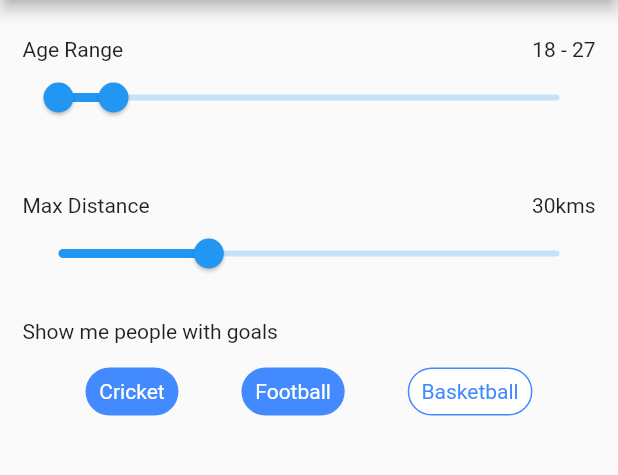
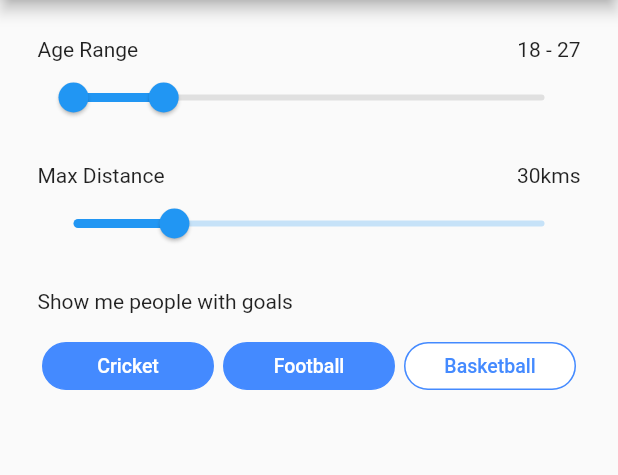
Before and after one commit to puneethkanna/lbits, a Flutter app: the screen it shows after launch, on a phone screen of 412 x 824 dp, the part 84-559 px from its top. Run offline on Flutter 3.47's test engine with Material 2 defaults, Android fonts, the phone set to English and light mode, and no system bars; our stand-ins replace conditional_builder.

Commit message:
New goals

```diff
--- a/lib/main.dart
+++ b/lib/main.dart
@@ -24,6 +24,7 @@ import 'package:flutter/rendering.dart';
     @override
     Widget build(BuildContext context) {
       return MaterialApp(
+        debugShowCheckedModeBanner: false,
         title: 'Filters',
         theme: ThemeData(
         primaryColor: Colors.white,
@@ -32,7 +33,7 @@ import 'package:flutter/rendering.dart';
           appBar: filtersAppBar(),
           body: SingleChildScrollView(
           child: Padding(
-            padding: EdgeInsets.fromLTRB(15, 25, 15, 15),
+            padding: EdgeInsets.fromLTRB(25, 25, 25, 15),
               child: Column(
                 //mainAxisAlignment: MainAxisAlignment.start,
                 //mainAxisSize: MainAxisSize.max,
@@ -41,19 +42,22 @@ import 'package:flutter/rendering.dart';
                   Column(
                     crossAxisAlignment: CrossAxisAlignment.center,
                     children: <Widget>[
-                      Row(
+                      new Row(
                         mainAxisAlignment: MainAxisAlignment.spaceBetween,
                         children:[
                         new Text("Age Range"),
                         new Text("${_value.start.round()} - ${_value.end.round()}"),
                         ],
                       ),
-                      Row(
-                    children:[
+                   new Row(
+                     mainAxisAlignment: MainAxisAlignment.start,
+                    children:<Widget>[
                     new Expanded(
+                    flex: 1,
                     child: RangeSlider(
                     min: 18,
-                    max: 100,
+                    max: 65,
+                    inactiveColor: Colors.grey[300],
                     //divisions: 10,
                     labels: RangeLabels(
                         '${_value.start}', '${_value.end}'),
@@ -69,27 +73,28 @@ import 'package:flutter/rendering.dart';
                     Container(
                     margin: EdgeInsets.all(10),
                     ),
-                    Container(
-                    margin: EdgeInsets.all(10),
-                    ),//This container is for giving space between the widgets.
+//This container is for giving space between the widgets.
                     /*----------Distance--------*/
                     Column(
                     crossAxisAlignment: CrossAxisAlignment.center,
+                    mainAxisAlignment: MainAxisAlignment.spaceBetween,
                     children: <Widget>[
                       Row(
                         mainAxisAlignment: MainAxisAlignment.spaceBetween,
-                        children:[
+                        children:<Widget>[
                         new Text("Max Distance"),
                         new Text("${_distance.round()}kms"),
                         ],
                       ),
                       Row(
-                    children:[
+                        mainAxisAlignment: MainAxisAlignment.start,
+                        children:<Widget>[
                         new Expanded(
+                          flex: 1,
                           child: Slider(
                             value: _distance.toDouble(),
                             min: 0.0,
-                        max: 100.0,
+                            max: 140.0,
                             //divisions: 10,
                             //activeColor: Colors.red,
                             //inactiveColor: Colors.black,
@@ -103,13 +108,14 @@ import 'package:flutter/rendering.dart';
                               return '${newDistance.round()} dollars';
                             }
                           )
-                  ),]),
+                        ),
+                      ]),
                     ]),
                   Container(
                     margin: EdgeInsets.all(10),
                     ),
                     /*-------Goals------*/
-                    Column(
+                  new Column(
                     crossAxisAlignment: CrossAxisAlignment.center,
                     children: <Widget>[
                       Row(
@@ -119,82 +125,135 @@ import 'package:flutter/rendering.dart';
                         ],
                       ),
                       Row(
-                      mainAxisAlignment: MainAxisAlignment.spaceEvenly,
-                      children:<Widget>[
-                        Container(
+                      //mainAxisAlignment: MainAxisAlignment.start,
+                      children: <Widget>[
+                        Expanded(
+                          flex: 1,
+                          child: Padding(
+                            padding: const EdgeInsets.all(3.0),
                               //padding: const EdgeInsets.all(8.2),
-                          padding: const EdgeInsets.fromLTRB(8.2, 7, 8.2, 7),
-                          child:Material(
-                            color: goal_cricket? Colors.blueAccent:Colors.white,
-                          child:InkWell(
+                              child:Container(
+                                height: 32,
+                                child: RaisedButton(
                                   //padding: const EdgeInsets.fromLTRB(0,0,0,0),
-                            child: Text("Cricket",
+                                    child: Center(
+                                      child: Text(
+                                        "Cricket",
                                         style: TextStyle(
-                             color: goal_cricket? Colors.white:Colors.blueAccent,
-                            fontSize: 14,
-                            ),),
-                            onTap: () {
+                                          color: goal_cricket
+                                              ? Colors
+                                              .white
+                                              : Colors.blueAccent,
+                                          fontSize: 13,
+                                        ),
+                                      ),
+                                    ),
+                                    elevation: 0.0,
+                                    color: goal_cricket
+                                    ? Colors.blueAccent
+                                    : Colors.white,
+                                    shape: new RoundedRectangleBorder(
+                                      borderRadius: new BorderRadius.circular(30.0),
+                                    ),
+                                    onPressed: () {
                                       setState(() {
                                         goal_cricket = !goal_cricket;
                                       });
-                            },
-                          ),),
+                                    }
+                                ),
                                 decoration: BoxDecoration(
-                            border: Border.all(color:Colors.blueAccent),
-                            color: goal_cricket?Colors.blueAccent:Colors.white,
-                            borderRadius: BorderRadius.all(Radius.circular(25.0)),
+                                  border: new Border.all(color: Colors.blueAccent, width: 1.0),
+                                  borderRadius: new BorderRadius.circular(30.0),
+                                  color: Colors.blueAccent,
                                 ),
                               ),
-                        Container(
+                          ),
+                        ),
+                        Expanded(
+                          flex: 1,
+                          child: Padding(
+                            padding: const EdgeInsets.all(3.0),
                               //padding: const EdgeInsets.all(8.2),
-                          padding: const EdgeInsets.fromLTRB(8.2, 7, 8.2, 7),
-                          child:Material(
-                            color: goal_football? Colors.blueAccent:Colors.white,
-                          child:InkWell(
+                              child:Container(
+                                height: 32,
+                                child: RaisedButton(
                                   //padding: const EdgeInsets.fromLTRB(0,0,0,0),
-                            child: Text("Football",
+                                    child: Center(
+                                      child: Text(
+                                        "Football",
                                         style: TextStyle(
-                            color: goal_football? Colors.white:Colors.blueAccent,
-                            fontSize: 14,
-                            ),),
-                            onTap:() {
+                                          color: goal_football
+                                              ? Colors
+                                              .white
+                                              : Colors.blueAccent,
+                                          fontSize: 13,
+                                        ),
+                                      ),
+                                    ),
+                                    elevation: 0.0,
+                                    color: goal_football
+                                    ? Colors.blueAccent
+                                    : Colors.white,
+                                    shape: new RoundedRectangleBorder(
+                                      borderRadius: new BorderRadius.circular(30.0),
+                                    ),
+                                    onPressed: () {
                                       setState(() {
-                                goal_football = !goal_football;
+                                        goal_football =!goal_football;
                                       });
                                     }
-                          ),),
+                                ),
                                 decoration: BoxDecoration(
-                            border: Border.all(color:Colors.blueAccent),
-                            color: goal_football?Colors.blueAccent:Colors.white,
-                            borderRadius: BorderRadius.all(Radius.circular(25.0)),
+                                  border: new Border.all(color: Colors.blueAccent, width: 1.0),
+                                  borderRadius: new BorderRadius.circular(30.0),
+                                  color: Colors.blueAccent,
                                 ),
                               ),
-                        Container(
+                          ),
+                        ),
+                        Expanded(
+                          flex: 1,
+                          child: Padding(
+                            padding: const EdgeInsets.all(3.0),
                               //padding: const EdgeInsets.all(8.2),
-                          padding: const EdgeInsets.fromLTRB(8.2, 7, 8.2, 7),
-                          child:Material(
-                            color: goal_basketball? Colors.blueAccent:Colors.white,
-                          child:InkWell(
+                              child:Container(
+                                height: 32,
+                                child: RaisedButton(
                                   //padding: const EdgeInsets.fromLTRB(0,0,0,0),
-                            child: Text("Basketball",
+                                    child: Center(
+                                      child: Text(
+                                        "Basketball",
                                         style: TextStyle(
-                            color: goal_basketball? Colors.white:Colors.blueAccent,
-                            fontSize: 14,
-                            ),),
-                            onTap: () {
+                                          color: goal_basketball
+                                              ? Colors
+                                              .white
+                                              : Colors.blueAccent,
+                                          fontSize: 13,
+                                        ),
+                                      ),
+                                    ),
+                                    elevation: 0.0,
+                                    color: goal_basketball
+                                    ? Colors.blueAccent
+                                    : Colors.white,
+                                    shape: new RoundedRectangleBorder(
+                                      borderRadius: new BorderRadius.circular(30.0),
+                                    ),
+                                    onPressed: () {
                                       setState(() {
                                         goal_basketball = !goal_basketball;
                                       });
-
-                            },
-                          ),),
+                                    }
+                                ),
                                 decoration: BoxDecoration(
-                            border: Border.all(color:Colors.blueAccent),
-                            color: goal_basketball?Colors.blueAccent:Colors.white,
-                            borderRadius: BorderRadius.all(Radius.circular(25.0)),
+                                  border: new Border.all(color: Colors.blueAccent, width: 1.0),
+                                  borderRadius: new BorderRadius.circular(30.0),
+                                  color: Colors.blueAccent,
                                 ),
                               ),
-                      ]),
+                          ),
+                        ),
+                      ])
                    ]),
                   ]),
                   ),
@@ -218,12 +277,10 @@ import 'package:flutter/rendering.dart';
                      ),
                      ),
                     ),
-                  new Container(
                   //margin: new EdgeInsets.symmetric(horizontal: 4.0),
-                child: new IconButton(
+                  new IconButton(
                   icon: new Icon(Icons.close, color: Colors.black38),
                   //onPressed: () => _handleSubmitted(_textController.text)),
-                       ),
                   ),
                 ],
               ),
```
Also changed, not shown: 2 other files. Lines whose indentation alone changed are shown as unchanged.
